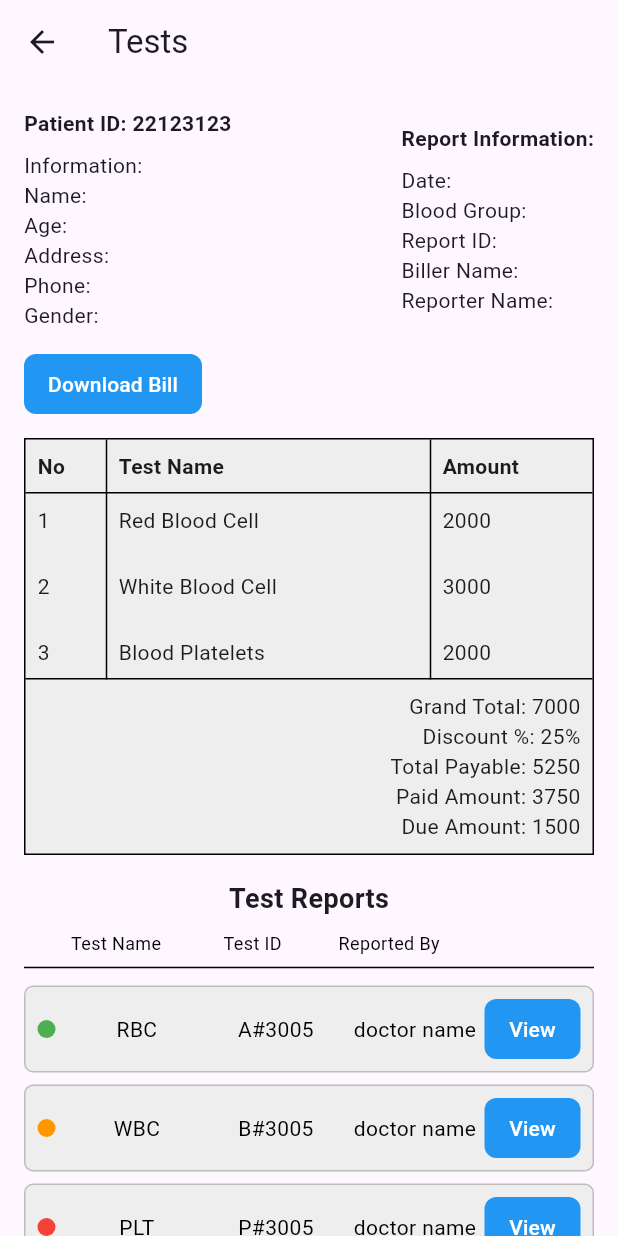
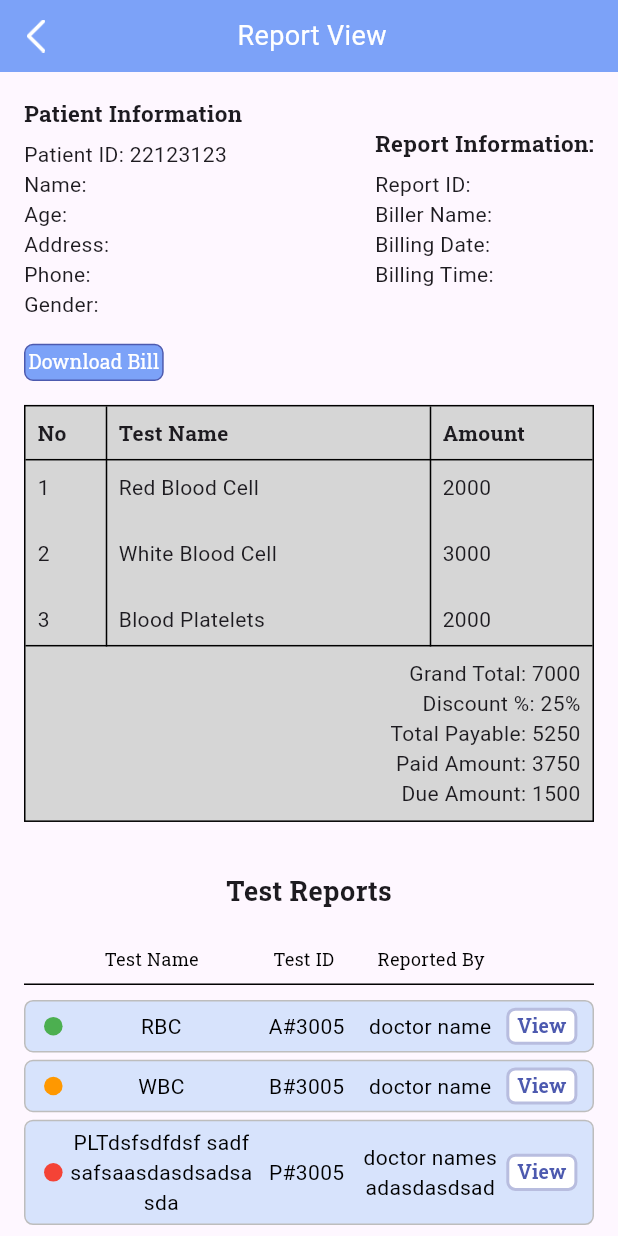
Before and after one commit to RazinSufian/AbLab-app, a Flutter app: the TestsPage screen opened by its route, on a phone screen of 412 x 824 dp. Run offline on Flutter 3.47's test engine with Material 3 defaults, Android fonts, the light colour scheme and no system bars; our stand-ins replace another_flushbar, get, page_transition; generated files the repository leaves out were written again.

Commit message:
report view ui fully done

```diff
--- a/lib/res/app_colors.dart
+++ b/lib/res/app_colors.dart
@@ -25,6 +25,7 @@ class AppColors{
   static const row_havy_blue = const Color(0xFFD7E3FC);
   static const row_light_blue = const Color(0xFFABC4FF);
   static const grayLineColor = const Color(0xFF919191);
+  static const buttonBorder = const Color(0xFF4D5AAF);
 
 
 
--- a/lib/utils/components/customButton.dart
+++ b/lib/utils/components/customButton.dart
@@ -5,34 +5,53 @@ class CustomButton extends StatelessWidget {
   final Function onPressed;
   final Color backgroundColor;
   final Color textColor;
+  final Color borderColor;
   final bool isDisabled;
   final double? borderRadius; // Optional parameter for button radius
+  final double? width; // Optional parameter for button width
+  final double borderWidth; // New parameter for border width
+  final FontWeight textWeight; // New parameter for text weight
 
   CustomButton({
     required this.text,
     required this.onPressed,
     this.backgroundColor = Colors.blue,
     this.textColor = Colors.white,
+    this.borderColor = Colors.transparent, // Default to transparent
     this.isDisabled = false,
     this.borderRadius, // Accepting borderRadius as an optional argument
+    this.width, // Accepting width as an optional argument
+    this.borderWidth = 1.0, // Default border width
+    this.textWeight = FontWeight.normal, // Default text weight
   });
 
   @override
   Widget build(BuildContext context) {
     return Container(
-      height: 40.0, // Default height for all buttons
+      height: MediaQuery.of(context).size.height * 0.03,
+      width: width,
+      decoration: BoxDecoration(
+        border: Border.all(color: borderColor, width: borderWidth), // Use borderWidth
+        borderRadius: BorderRadius.circular(borderRadius ?? 6.0),
+        color: backgroundColor,
+      ),
       child: TextButton(
         onPressed: isDisabled ? null : () => onPressed(),
         style: TextButton.styleFrom(
-          padding: EdgeInsets.symmetric(horizontal: 16), // Horizontal padding only
-          backgroundColor: isDisabled ? Colors.grey : backgroundColor,
+          padding: EdgeInsets.symmetric(horizontal: 2),
+          backgroundColor: Colors.transparent,
           shape: RoundedRectangleBorder(
-            borderRadius: BorderRadius.circular(borderRadius ?? 8.0), // Use provided radius or default to 8.0
+            borderRadius: BorderRadius.circular(borderRadius ?? 6.0),
           ),
         ),
         child: Text(
           text,
-          style: TextStyle(color: textColor),
+          style: TextStyle(
+            color: textColor,
+            fontSize: 13.0,
+            fontFamily: "Roboto Slab",
+            fontWeight: textWeight, // Use textWeight
+          ),
         ),
       ),
     );
--- a/lib/utils/components/reportView_container.dart
+++ b/lib/utils/components/reportView_container.dart
@@ -1,5 +1,5 @@
+import 'package:ab_lab_app/res/app_colors.dart';
 import 'package:flutter/material.dart';
-
 import 'customButton.dart';
 
 class TestReportContainer extends StatelessWidget {
@@ -20,8 +20,10 @@ class TestReportContainer extends StatelessWidget {
 
   @override
   Widget build(BuildContext context) {
-    // Determine status color
+    var screenWidth = MediaQuery.of(context).size.width;
+    var screenHeight = MediaQuery.of(context).size.height;
     Color statusColor;
+
     switch (status.toLowerCase()) {
       case 'complete':
         statusColor = Colors.green;
@@ -36,38 +38,62 @@ class TestReportContainer extends StatelessWidget {
     }
 
     return Container(
-      padding: EdgeInsets.all(8.0),
-      margin: EdgeInsets.symmetric(vertical: 4.0),
+      padding: EdgeInsets.symmetric(horizontal: screenWidth * 0.02, vertical: screenHeight * 0.005),
+      margin: EdgeInsets.symmetric(vertical: screenHeight * 0.003),
       decoration: BoxDecoration(
-        color: Colors.grey[200],
+        color: AppColors.row_havy_blue,
         borderRadius: BorderRadius.circular(6),
         border: Border.all(color: Colors.grey[400]!, width: 1),
       ),
       child: Row(
-        mainAxisAlignment: MainAxisAlignment.spaceBetween,
         children: [
-          // Display the status as a colored circle bullet
-          _buildStatusBullet(statusColor),
-          _buildDataCell(testName),
-          _buildDataCell(testId),
-          _buildDataCell(reporter),
+          // Status bullet
+          _buildStatusBullet(context, statusColor),
+
+          // Test Name with fixed width
+          SizedBox(
+            width: screenWidth * 0.3, // Allocate 40% of the screen width
+            child: _buildDataCell(testName),
+          ),
+
+          // Test ID with fixed width
+          SizedBox(
+            width: screenWidth * 0.17, // Allocate 25% of the screen width
+            child: _buildDataCell(testId),
+          ),
+
+          // Reporter with fixed width
+          SizedBox(
+            width: screenWidth * 0.23, // Allocate 25% of the screen width
+            child: _buildDataCell(reporter),
+          ),
+          SizedBox( width: screenWidth * 0.008),
+
+          // View Button
           CustomButton(
             text: 'View',
             onPressed: onViewPressed,
-            backgroundColor: Colors.blue,
-            textColor: Colors.white,
-          )
+            backgroundColor: Colors.white,
+            textColor: Color(0xFF4D5AAF),
+            borderColor: Color(0xFFB8BDDF),
+            width: screenWidth * 0.115,
+            borderWidth: 2,
+            textWeight: FontWeight.bold
+
+          ),
         ],
       ),
     );
   }
 
   // Helper to build the status bullet with respective color
-  Widget _buildStatusBullet(Color color) {
+  Widget _buildStatusBullet(BuildContext context, Color color) {
+    var screenWidth = MediaQuery.of(context).size.width;
+    var screenHeight = MediaQuery.of(context).size.height;
     return Container(
-      width: 12,
-      height: 12,
-      margin: EdgeInsets.only(right: 8), // Adjust spacing to separate from the text
+      width: screenWidth * 0.05,
+      height: screenHeight * 0.015,
+      margin: EdgeInsets.only(right: 0), // Adjust spacing to separate from the text
       decoration: BoxDecoration(
         color: color,
         shape: BoxShape.circle,
@@ -77,12 +103,10 @@ class TestReportContainer extends StatelessWidget {
 
   // Helper to build data cells
   Widget _buildDataCell(String value) {
-    return Expanded(
-      child: Text(
-        value,
-        style: TextStyle(color: Colors.black),
-        textAlign: TextAlign.center,
-      ),
+    return Text(
+      value,
+      style: TextStyle(color: Colors.black),
+      textAlign: TextAlign.center,
     );
   }
 }
--- a/lib/view/report_list_viwes/report_list_view.dart
+++ b/lib/view/report_list_viwes/report_list_view.dart
@@ -132,7 +132,7 @@ class _ReportListPageState extends State<ReportListPage> {
           // Labels for report status
           Padding(
             padding:
-                const EdgeInsets.symmetric(horizontal: 16.0, vertical: 8.0),
+                 EdgeInsets.symmetric(horizontal: screenWidth * 0.05, vertical: screenHeight * 0.00),
             child: Row(
               mainAxisAlignment: MainAxisAlignment.start,
               children: [
@@ -144,7 +144,7 @@ class _ReportListPageState extends State<ReportListPage> {
                     Text('Unpaid Reports', style: TextStyle(fontSize: 14)),
                   ],
                 ),
-                SizedBox(width: 20),
+                SizedBox(width: screenWidth * 0.05),
                 Row(
                   children: [
                     Container(width: 10, height: 10, color: Colors.yellow),
--- a/lib/view/test_views/test_view.dart
+++ b/lib/view/test_views/test_view.dart
@@ -1,5 +1,7 @@
+import 'package:ab_lab_app/res/app_colors.dart';
 import 'package:flutter/material.dart';
 
+import '../../utils/components/commonHeader.dart';
 import '../../utils/components/customButton.dart';
 import '../../utils/components/reportView_container.dart';
 
@@ -11,8 +13,17 @@ class TestsPage extends StatelessWidget {
     double screenHeight = MediaQuery.of(context).size.height;
 
     return Scaffold(
-      appBar: AppBar(title: Text('Tests')),
-      body: SingleChildScrollView(
+      body: Column(
+        children: [
+          CommonHeader(
+            title: 'Report View',
+            hideBackButton: false,
+            onBackPress: () {
+              Navigator.of(context).pop();
+            },
+          ),
+          Expanded( // Use Expanded to ensure body takes remaining space
+            child: SingleChildScrollView(
               padding: EdgeInsets.all(16.0),
               child: Column(
                 crossAxisAlignment: CrossAxisAlignment.start,
@@ -24,9 +35,9 @@ class TestsPage extends StatelessWidget {
                       Column(
                         crossAxisAlignment: CrossAxisAlignment.start,
                         children: [
-                    Text('Patient ID: 22123123', style: TextStyle(fontWeight: FontWeight.bold)),
-                    SizedBox(height: 8),
-                    Text('Information:'),
+                          Text('Patient Information', style: TextStyle(fontWeight: FontWeight.bold, fontFamily: "Roboto Slab", fontSize: 15)),
+                          SizedBox(height: screenHeight * 0.01),
+                          Text('Patient ID: 22123123'),
                           Text('Name:'),
                           Text('Age:'),
                           Text('Address:'),
@@ -37,13 +48,12 @@ class TestsPage extends StatelessWidget {
                       Column(
                         crossAxisAlignment: CrossAxisAlignment.start,
                         children: [
-                    Text('Report Information:', style: TextStyle(fontWeight: FontWeight.bold)),
-                    SizedBox(height: 8),
-                    Text('Date:'),
-                    Text('Blood Group:'),
+                          Text('Report Information:', style: TextStyle(fontWeight: FontWeight.bold, fontFamily: "Roboto Slab", fontSize: 15)),
+                          SizedBox(height: screenHeight * 0.01),
                           Text('Report ID:'),
                           Text('Biller Name:'),
-                    Text('Reporter Name:'),
+                          Text('Billing Date:'),
+                          Text('Billing Time:'),
                         ],
                       ),
                     ],
@@ -51,23 +61,23 @@ class TestsPage extends StatelessWidget {
                   SizedBox(height: 16),
                   // Download Bill Button
                   Align(
-              alignment: Alignment.centerLeft, // Align to the left
+                    alignment: Alignment.centerLeft,
                     child: CustomButton(
                       text: 'Download Bill',
                       onPressed: () {
                         // Implement the download bill action
                       },
-                backgroundColor: Colors.blue,
+                      backgroundColor: AppColors.skyBGColor,
                       textColor: Colors.white,
+                      borderColor: AppColors.buttonBorder,
                     ),
                   ),
                   SizedBox(height: 16),
                   // Tests Table within a gray container
                   Container(
-              color: Colors.grey[200], // Gray background for the table container
+                    color: Colors.grey[350]!,
                     child: Column(
                       children: [
-                  // Adding the border around the entire container
                         Container(
                           decoration: BoxDecoration(
                             border: Border.all(color: Colors.black, width: 1),
@@ -76,11 +86,11 @@ class TestsPage extends StatelessWidget {
                             children: [
                               Table(
                                 border: TableBorder(
-                            bottom: BorderSide(width: 1, color: Colors.black), // Bottom border of the table
-                            verticalInside: BorderSide(width: 1, color: Colors.black), // Vertical lines inside the table
+                                  bottom: BorderSide(width: 1, color: Colors.black),
+                                  verticalInside: BorderSide(width: 1, color: Colors.black),
                                 ),
                                 columnWidths: {
-                            0: FlexColumnWidth(0.15), // Adjusted widths after removing the empty column
+                                  0: FlexColumnWidth(0.15),
                                   1: FlexColumnWidth(0.6),
                                   2: FlexColumnWidth(0.3),
                                 },
@@ -88,32 +98,28 @@ class TestsPage extends StatelessWidget {
                                   TableRow(
                                     decoration: BoxDecoration(
                                       border: Border(
-                                  bottom: BorderSide(color: Colors.black, width: 1), // Row line below the header
+                                        bottom: BorderSide(color: Colors.black, width: 1),
                                       ),
                                     ),
                                     children: [
                                       Padding(
                                         padding: const EdgeInsets.all(8.0),
-                                  child: Text('No', style: TextStyle(fontWeight: FontWeight.bold)),
+                                        child: Text('No', style: TextStyle(fontWeight: FontWeight.bold, fontFamily: "Roboto Slab")),
                                       ),
                                       Padding(
                                         padding: const EdgeInsets.all(8.0),
-                                  child: Text('Test Name', style: TextStyle(fontWeight: FontWeight.bold)),
+                                        child: Text('Test Name', style: TextStyle(fontWeight: FontWeight.bold, fontFamily: "Roboto Slab")),
                                       ),
                                       Padding(
                                         padding: const EdgeInsets.all(8.0),
-                                  child: Text('Amount', style: TextStyle(fontWeight: FontWeight.bold)),
+                                        child: Text('Amount', style: TextStyle(fontWeight: FontWeight.bold, fontFamily: "Roboto Slab")),
                                       ),
                                     ],
                                   ),
                                   _buildTableRow(1, 'Red Blood Cell', '2000'),
-                            TableRow(
-                              children: [SizedBox(height: 8), SizedBox(height: 8), SizedBox(height: 8)],
-                            ), // Spacer row
+                                  TableRow(children: [SizedBox(height: 8), SizedBox(height: 8), SizedBox(height: 8)]), // Spacer row
                                   _buildTableRow(2, 'White Blood Cell', '3000'),
-                            TableRow(
-                              children: [SizedBox(height: 8), SizedBox(height: 8), SizedBox(height: 8)],
-                            ), // Spacer row
+                                  TableRow(children: [SizedBox(height: 8), SizedBox(height: 8), SizedBox(height: 8)]), // Spacer row
                                   _buildTableRow(3, 'Blood Platelets', '2000'),
                                 ],
                               ),
@@ -142,33 +148,30 @@ class TestsPage extends StatelessWidget {
                   ),
                   SizedBox(height: 16),
                   // Center the Test Reports Section
-            // Center the Test Reports Section
                   Align(
-              alignment: Alignment.center, // Center the Test Reports section
+                    alignment: Alignment.center,
                     child: Column(
                       crossAxisAlignment: CrossAxisAlignment.center,
                       children: [
-                  Text('Test Reports', style: TextStyle(fontSize: 18, fontWeight: FontWeight.bold)),
-                  SizedBox(height: 8),
+                        SizedBox(height: screenHeight * 0.02),
+                        Text('Test Reports', style: TextStyle(fontSize: 18, fontWeight: FontWeight.bold, fontFamily: 'Roboto Slab')),
+                        SizedBox(height: screenHeight * 0.03),
                         // Header Row
                         Padding(
-                    padding: const EdgeInsets.only(left: 16.0), // Add left padding here
+                          padding: EdgeInsets.only(left: screenWidth * 0.0),
                           child: Row(
-                      mainAxisAlignment: MainAxisAlignment.spaceBetween,
                             children: [
-                        Expanded(child: _buildHeaderCell('Test Name')),
-                        Expanded(child: _buildHeaderCell('Test ID')),
-                        Expanded(child: _buildHeaderCell('Reported By')),
-                        Expanded(child: Container()), // Placeholder for status bullet
+                              SizedBox(width: screenWidth * 0.13),
+                              _buildHeaderCell('Test Name'),
+                              SizedBox(width: screenWidth * 0.12),
+                              _buildHeaderCell('Test ID'),
+                              SizedBox(width: screenWidth * 0.07),
+                              _buildHeaderCell('Reported By'),
+                              Container(), // Placeholder for status bullet
                             ],
                           ),
                         ),
-
-                  // Add a horizontal line under the header row
-                  Divider(
-                    thickness: 1, // Adjust thickness of the line
-                    color: Colors.black, // Color of the line
-                  ),
+                        Divider(thickness: 1, color: Colors.black),
                         // Test Report Containers
                         TestReportContainer(
                           testName: 'RBC',
@@ -189,53 +192,59 @@ class TestsPage extends StatelessWidget {
                           },
                         ),
                         TestReportContainer(
-                    testName: 'PLT',
+                          testName: 'PLTdsfsdfdsf sadfsafsaasdasdsadsa sda',
                           testId: 'P#3005',
-                    reporter: 'doctor name',
+                          reporter: 'doctor namesadasdasdsad',
                           status: 'incomplete',
                           onViewPressed: () {
                             // View action
                           },
                         ),
+                        SizedBox(height: screenHeight * 0.02),
+                        Row(
+                          mainAxisAlignment: MainAxisAlignment.start,
+                          children: [
+                            Row(
+                              children: [
+                                Container(width: 10, height: 10, color: Colors.red),
+                                SizedBox(width: 5),
+                                Text('Report Incomplete', style: TextStyle(fontSize: 12)),
+                              ],
+                            ),
+                            SizedBox(width: screenWidth * 0.011),
+                            Row(
+                              children: [
+                                Container(width: 10, height: 10, color: Colors.yellow),
+                                SizedBox(width: 5),
+                                Text('Report Draft', style: TextStyle(fontSize: 12)),
+                              ],
+                            ),
+                            SizedBox(width: screenWidth * 0.011),
+                            Row(
+                              children: [
+                                Container(width: 10, height: 10, color: Colors.green),
+                                SizedBox(width: 5),
+                                Text('Report Complete', style: TextStyle(fontSize: 12, fontFamily: 'Roboto Slab')),
+                              ],
+                            ),
+                          ],
+                        ),
                       ],
                     ),
                   ),
-
                   SizedBox(height: 16),
                   // Action Buttons
                   Row(
                     mainAxisAlignment: MainAxisAlignment.center,
                     children: [
-                CustomButton(
-                  text: 'Save',
-                  onPressed: () {
-                    // Implement save action
-                  },
-                  backgroundColor: Colors.green,
-                  textColor: Colors.white,
-                ),
-                SizedBox(width: 16),
-                CustomButton(
-                  text: 'Download All',
-                  onPressed: () {
-                    // Implement download all action
-                  },
-                  backgroundColor: Colors.blue,
-                  textColor: Colors.white,
-                ),
-                SizedBox(width: 16),
-                CustomButton(
-                  text: 'Cancel',
-                  onPressed: () {
-                    // Implement cancel action
-                  },
-                  backgroundColor: Colors.red,
-                  textColor: Colors.white,
-                ),
+                      // CustomButton implementations can go here
                     ],
                   ),
                 ],
               ),
+            ),
+          ),
+        ],
       ),
     );
   }
@@ -257,16 +266,18 @@ class TestsPage extends StatelessWidget {
         ),
       ],
     );
+  }
 
-  }
   Widget _buildHeaderCell(String title) {
     return Text(
       title,
       style: TextStyle(
-          color: Colors.black, fontWeight: FontWeight.normal, fontSize: 12),
+        color: Colors.black,
+        fontWeight: FontWeight.normal,
+        fontSize: 12,
+        fontFamily: 'Roboto Slab',
+      ),
       textAlign: TextAlign.center,
     );
   }
 }
-
-// New TestReportContainer widge
--- a/pubspec.yaml
+++ b/pubspec.yaml
@@ -94,6 +94,12 @@ flutter:
   # "family" key with the font family name, and a "fonts" key with a
   # list giving the asset and other descriptors for the font. For
   # example:
+  fonts:
+    - family: Roboto Slab
+      fonts:
+        - asset: assets/fonts/RobotoSlab-VariableFont_wght.ttf
+
+
   # fonts:
   #   - family: Schyler
   #     fonts:
```
Also changed, not shown: assets/fonts/RobotoSlab-VariableFont_wght.ttf (added). Lines whose indentation alone changed are shown as unchanged.
